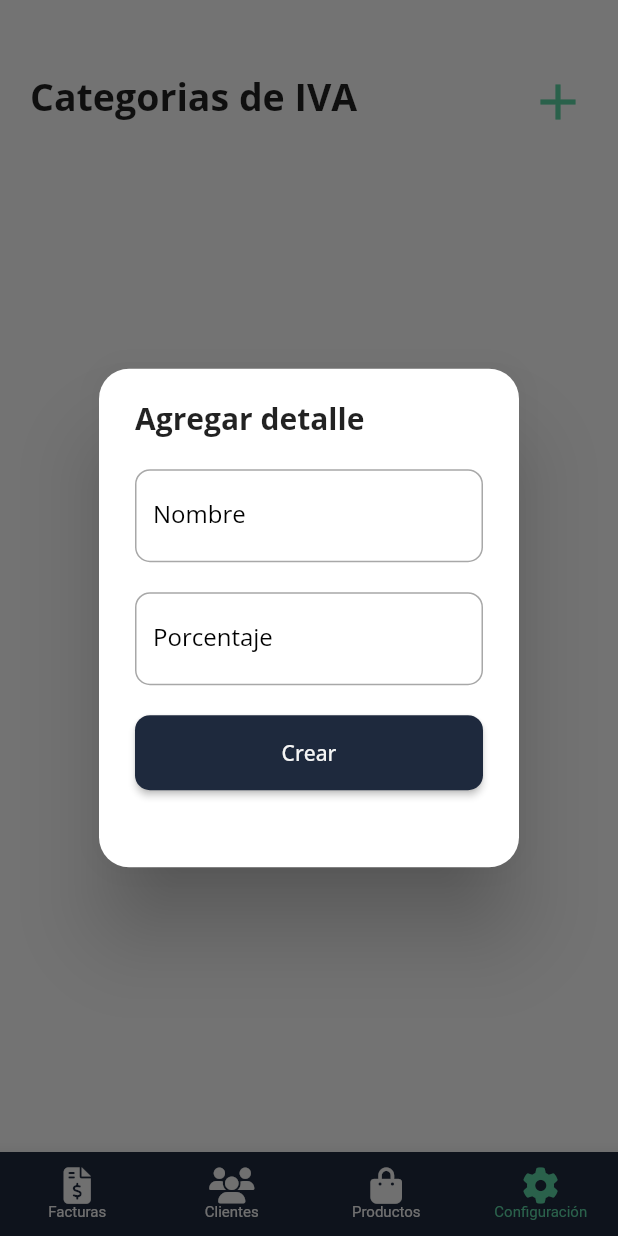
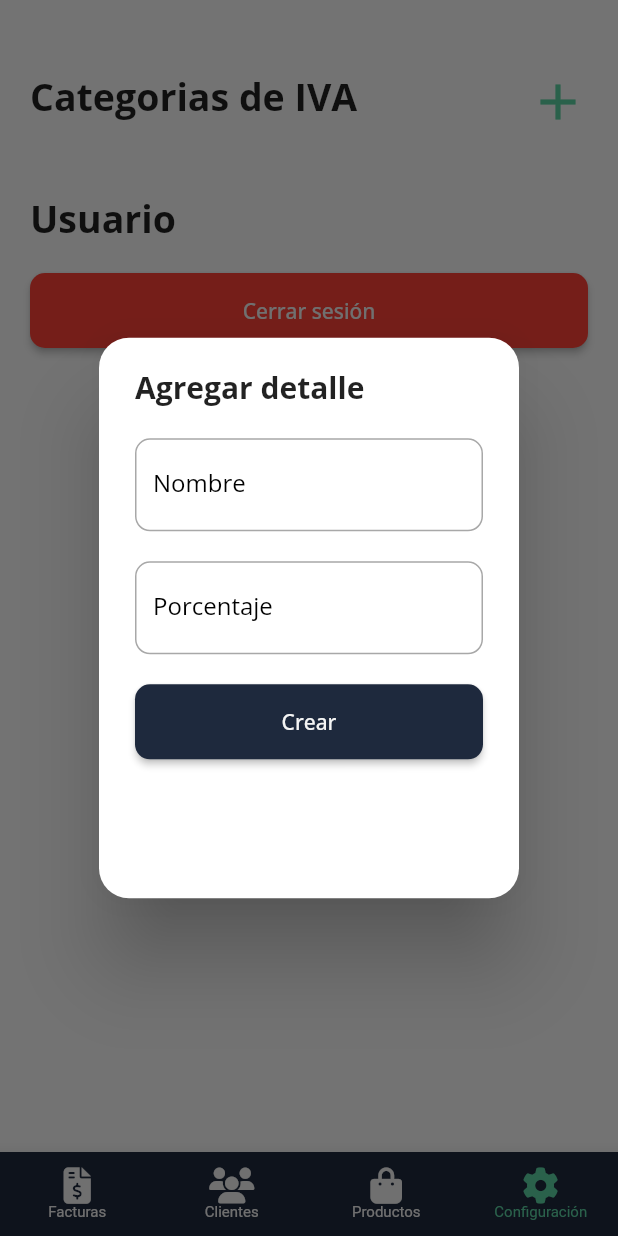
Before and after one commit to AndresTGonzalez/easyfact-mobile, a Flutter app: the Home screen opened by its route, item 4 of the bottom bar chosen, after a tap on the "add" icon, on a phone screen of 412 x 824 dp. Run offline on Flutter 3.47's test engine with Material 2 defaults, Android fonts, the phone set to English and light mode, and no system bars; our stand-ins replace file_picker, flutter_secure_storage, flutter_speed_dial, font_awesome_flutter, image_picker; accounts and stored records are empty.

Commit message:
Terminado crud IVA y cerrar sesion

```diff
--- a/lib/models/iva.dart
+++ b/lib/models/iva.dart
@@ -1,7 +1,7 @@
 class Iva {
   int idIva;
   String ivaNombre;
-  String iva;
+  double iva;
 
   Iva({
     required this.idIva,
--- a/lib/pages/configuration_page.dart
+++ b/lib/pages/configuration_page.dart
@@ -1,5 +1,6 @@
 import 'package:easyfact_mobile/constants/app_colors.dart';
 import 'package:easyfact_mobile/models/iva.dart';
+import 'package:easyfact_mobile/services/auth_service.dart';
 import 'package:easyfact_mobile/services/iva_service.dart';
 import 'package:easyfact_mobile/ui/card_decorations.dart';
 import 'package:flutter/material.dart';
@@ -32,7 +33,10 @@ class _IvaSection extends StatelessWidget {
   @override
   Widget build(BuildContext context) {
     final ivaService = Provider.of<IvaService>(context);
+    final auth = Provider.of<AuthService>(context);
     return Column(
+      mainAxisAlignment: MainAxisAlignment.start,
+      crossAxisAlignment: CrossAxisAlignment.start,
       children: [
         const SizedBox(height: 40),
         Row(
@@ -79,6 +83,36 @@ class _IvaSection extends StatelessWidget {
               iva: ivaService.categorias[index],
             );
           },
+        ),
+        const SizedBox(height: 20),
+        const Text(
+          'Usuario',
+          style: TextStyle(
+            fontSize: 25,
+            fontWeight: FontWeight.bold,
+            fontFamily: 'OpenSans',
+          ),
+        ),
+        const SizedBox(height: 20),
+        MaterialButton(
+          minWidth: double.infinity,
+          color: AppColors.dangerColor,
+          height: 50,
+          padding: const EdgeInsets.all(10),
+          shape: RoundedRectangleBorder(
+            borderRadius: BorderRadius.circular(10),
+          ),
+          child: const Text(
+            'Cerrar sesión',
+            style: TextStyle(
+              color: AppColors.whiteTextColor,
+              fontFamily: 'OpenSans',
+            ),
+          ),
+          onPressed: () {
+            auth.logout();
+            Navigator.pushReplacementNamed(context, '/');
+          },
         )
       ],
     );
@@ -95,7 +129,9 @@ class _IvaCard extends StatelessWidget {
 
   @override
   Widget build(BuildContext context) {
+    final ivaService = Provider.of<IvaService>(context, listen: false);
     return Container(
+      margin: const EdgeInsets.only(bottom: 10),
       width: double.infinity,
       decoration: CardDecorations.cardDecoration(),
       padding: const EdgeInsets.all(20),
@@ -108,7 +144,18 @@ class _IvaCard extends StatelessWidget {
               fontWeight: FontWeight.w400,
               fontFamily: 'OpenSans',
             ),
-          )
+          ),
+          const Spacer(),
+          IconButton(
+            onPressed: () {
+              ivaService.deleteIva(iva.idIva);
+            },
+            icon: const Icon(
+              Icons.delete,
+              color: AppColors.primaryColor,
+              size: 30,
+            ),
+          ),
         ],
       ),
     );
@@ -129,7 +176,7 @@ class _IvaAddForm extends StatelessWidget {
         borderRadius: BorderRadius.circular(20),
       ),
       content: Container(
-        height: MediaQuery.of(context).size.height * 0.35,
+        height: MediaQuery.of(context).size.height * 0.4,
         width: double.infinity,
         child: Column(
           crossAxisAlignment: CrossAxisAlignment.start,
@@ -185,7 +232,10 @@ class _IvaAddForm extends StatelessWidget {
                   fontFamily: 'OpenSans',
                 ),
               ),
-              onPressed: () {},
+              onPressed: () {
+                ivaService.addIva();
+                Navigator.pop(context);
+              },
             )
           ],
         ),
```
Also changed, not shown: lib/services/iva_service.dart (+48 -1 lines).
